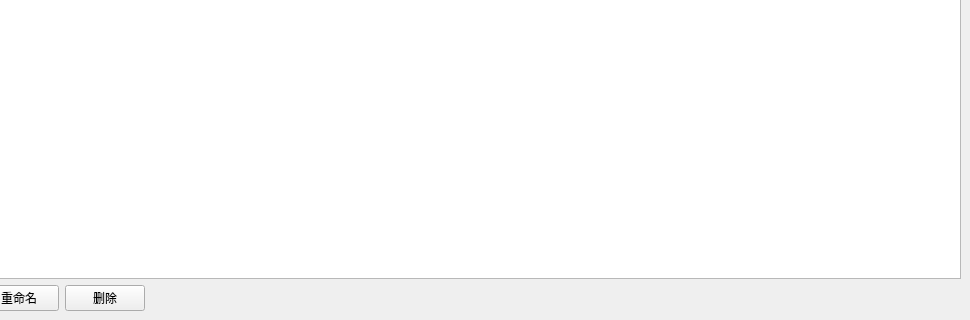
Qt form file_system.ui (luxingzhi27/file-sytem) before a commit; both pictures show x 202 to 1172 and y 396 to 716 of the 1172 by 716 pixel window.
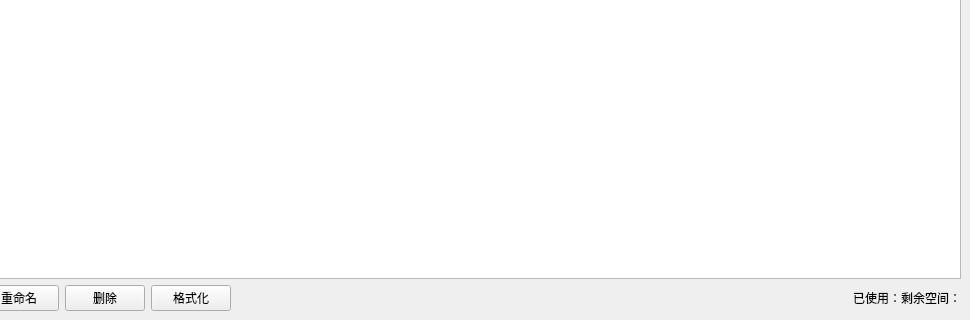
The same form after that commit.

Diff of the .ui file:
```diff
--- a/file_system.ui
+++ b/file_system.ui
@@ -120,6 +120,13 @@
         </property>
        </widget>
       </item>
+      <item>
+       <widget class="QPushButton" name="format_button">
+        <property name="text">
+         <string>格式化</string>
+        </property>
+       </widget>
+      </item>
       <item>
        <spacer name="horizontalSpacer">
         <property name="orientation">
@@ -133,6 +140,13 @@
         </property>
        </spacer>
       </item>
+      <item>
+       <widget class="QLabel" name="size_label">
+        <property name="text">
+         <string>已使用：剩余空间：</string>
+        </property>
+       </widget>
+      </item>
      </layout>
     </item>
    </layout>
```
